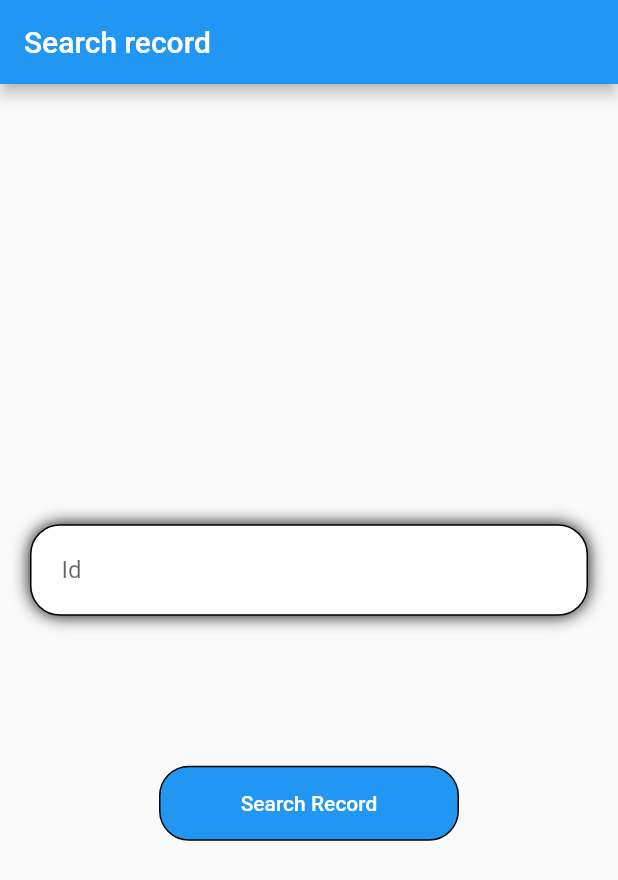
After one commit to vineetkumarsharma17/flutter-database-sqlite, a Flutter app: the screen it shows after launch, on a phone screen of 412 x 824 dp. The commit adds this screen. Shown: the top 880 px of the screen. Run offline on Flutter 3.47's test engine with Material 2 defaults, Android fonts, the phone set to English and light mode, and no system bars.

Commit message:
searchdata page added commit 3

```diff
--- a/lib/main.dart
+++ b/lib/main.dart
@@ -1,4 +1,5 @@
 import 'package:add_delete_edit_record_sqlite/addEmployee.dart';
+import 'package:add_delete_edit_record_sqlite/searchdata.dart';
 import 'package:flutter/material.dart';
 
 void main(){
@@ -7,7 +8,8 @@ void main(){
 class MyApp extends StatelessWidget {
   Widget build(BuildContext context) {
     return MaterialApp(
-      home: AddRecords(),
+      debugShowCheckedModeBanner: false,
+      home: SearchData(),
     );
   }
 }
@@ -32,6 +34,7 @@ class HomePage extends StatelessWidget {
               height: 60,
               child: ElevatedButton(
                   onPressed: (){
+                    Navigator.push(context, MaterialPageRoute(builder: (context)=>AddRecords()));
                   },
                   child: Text("Add Employee",style: ts,),
               ),
--- /dev/null
+++ b/lib/searchdata.dart
@@ -0,0 +1,67 @@
+import 'package:flutter/material.dart';
+class SearchData extends StatefulWidget {
+  const SearchData({Key? key}) : super(key: key);
+
+  @override
+  _SearchDataState createState() => _SearchDataState();
+}
+
+class _SearchDataState extends State<SearchData> {
+  @override
+  Widget build(BuildContext context) {
+    return Scaffold(
+      appBar: AppBar(
+        title: Text("Search record"),
+      ),
+      body: Column(
+        mainAxisAlignment: MainAxisAlignment.center,
+        children: [
+          Container(
+            padding: EdgeInsets.only(left: 20),
+            decoration: BoxDecoration(
+                color: Colors.white,
+                border: Border.all(color: Colors.black,width: 1),
+                borderRadius: BorderRadius.circular(20),
+                boxShadow: [
+                  new BoxShadow(
+                    color: Colors.black,
+                    blurRadius: 9,
+                    //spreadRadius: 8,
+                    offset: Offset.zero,
+                  )
+                ]
+            ),
+            margin: EdgeInsets.only(left: 20,right: 20,top: 30),
+            child: TextField(
+              decoration: InputDecoration(
+                labelText: "Id",
+                hintText: "Enter employee id",
+                border: InputBorder.none,
+              ),
+            ),
+          ),
+          Container(
+            width: 200,
+            margin: EdgeInsets.only(top: 100),
+            padding: EdgeInsets.only(left: 20,right: 20),
+            decoration: BoxDecoration(
+              color: Colors.blue,
+              border: Border.all(color: Colors.black,width: 1),
+              borderRadius: BorderRadius.circular(20),
+            ),
+            child: ElevatedButton(
+              child: Text("Search Record"),
+              onPressed: (){
+
+              },
+              style: ElevatedButton.styleFrom(
+                primary: Colors.blue,
+                elevation: 0,
+              ),
+            ),
+          )
+        ],
+      ),
+    );
+  }
+}
```
